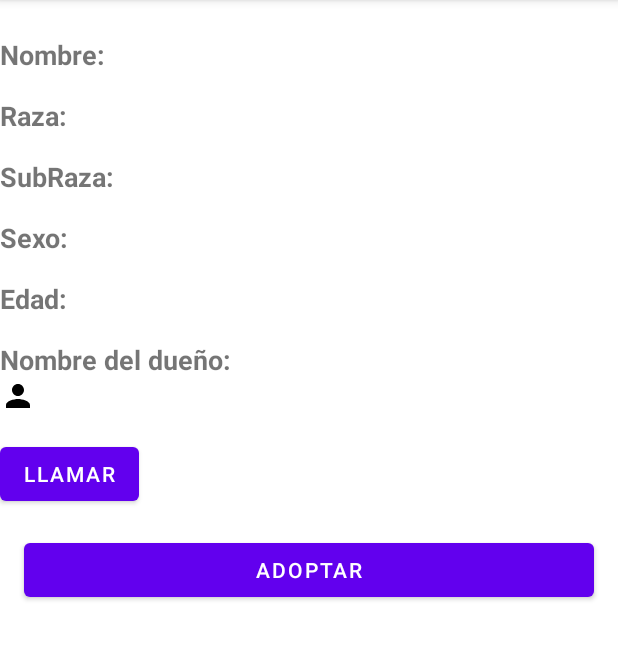
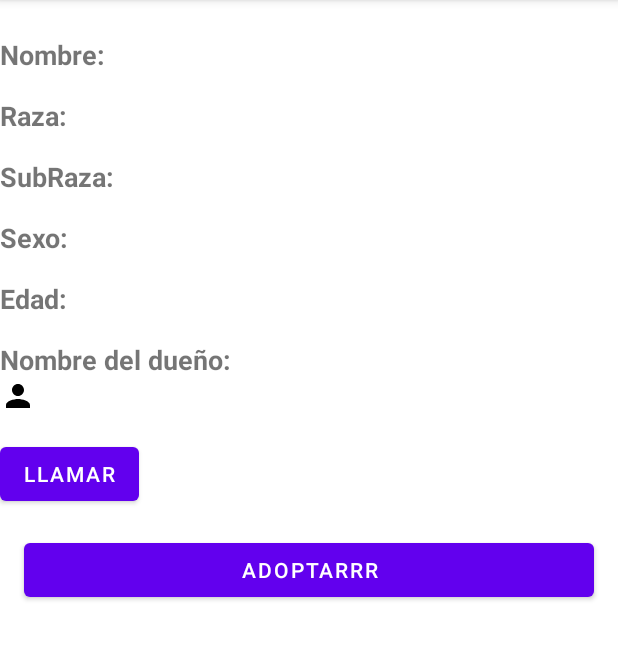
Before and after one commit to KaiserGott/BepawsomeDos, an Android app: the fragment DataAnimalActivity shown on its own in the app's theme, on a phone screen of 412 x 824 dp, the part 84-744 px from its top. Run offline under Robolectric (Android 15) with nearby library versions, the phone set to English and light mode, and no system bars; our stand-ins replace Firebase (no records; nobody signed in at launch, a user with empty details on screens opened directly); pictures from the network do not load.

```diff
--- a/app/src/main/res/layout/fragment_data_animal.xml
+++ b/app/src/main/res/layout/fragment_data_animal.xml
@@ -114,7 +114,7 @@
         android:layout_marginStart="16dp"
         android:layout_marginTop="16dp"
         android:layout_marginEnd="16dp"
-        android:text="Adoptar"
+        android:text="Adoptarrr"
         app:layout_constraintTop_toBottomOf="@+id/callButton"
         app:layout_constraintStart_toStartOf="parent"
         app:layout_constraintEnd_toEndOf="parent"/>
```
